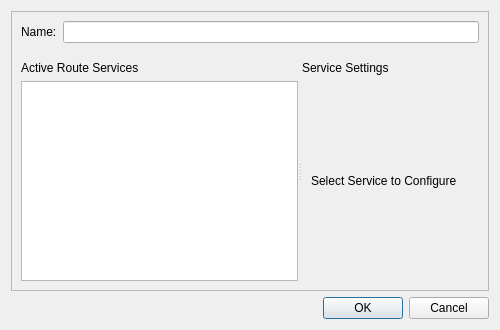
KDE/marble, file src/lib/routing/RoutingProfileSettingsDialog.ui: the form before one commit.
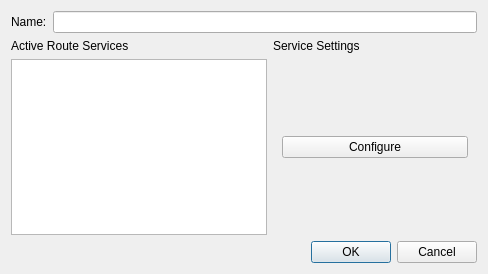
The form after the commit. The open tabs and pages were chosen to show the change.

Commit message: Two widgets side by side are still too much for Maemo. Open the right one in a new dialog to avoid too much scrolling/squeezing.

```diff
--- a/src/lib/routing/RoutingProfileSettingsDialog.ui
+++ b/src/lib/routing/RoutingProfileSettingsDialog.ui
@@ -6,41 +6,34 @@
    <rect>
     <x>0</x>
     <y>0</y>
-    <width>500</width>
-    <height>330</height>
+    <width>488</width>
+    <height>274</height>
    </rect>
   </property>
   <property name="windowTitle">
    <string>Configure Routing Profile</string>
   </property>
-  <layout class="QGridLayout" name="gridLayout">
+  <layout class="QVBoxLayout" name="verticalLayout_3">
+   <item>
+    <layout class="QFormLayout" name="formLayout">
+     <property name="fieldGrowthPolicy">
+      <enum>QFormLayout::ExpandingFieldsGrow</enum>
+     </property>
    <item row="0" column="0">
-    <widget class="QScrollArea" name="scrollArea">
-     <property name="frameShadow">
-      <enum>QFrame::Plain</enum>
-     </property>
-     <property name="lineWidth">
-      <number>0</number>
-     </property>
-     <property name="widgetResizable">
-      <bool>true</bool>
-     </property>
-     <widget class="QWidget" name="scrollAreaWidgetContents">
-      <property name="geometry">
-       <rect>
-        <x>0</x>
-        <y>0</y>
-        <width>486</width>
-        <height>287</height>
-       </rect>
-      </property>
-      <layout class="QGridLayout" name="gridLayout_2">
-       <item row="1" column="0">
-        <widget class="QSplitter" name="splitter">
-         <property name="orientation">
-          <enum>Qt::Horizontal</enum>
-         </property>
-         <widget class="QWidget" name="layoutWidget">
+      <widget class="QLabel" name="label">
+       <property name="text">
+        <string>Name:</string>
+       </property>
+      </widget>
+     </item>
+     <item row="0" column="1">
+      <widget class="QLineEdit" name="name"/>
+     </item>
+    </layout>
+   </item>
+   <item>
+    <layout class="QHBoxLayout" name="horizontalLayout">
+     <item>
           <layout class="QVBoxLayout" name="verticalLayout_2">
            <item>
             <widget class="QLabel" name="label_4">
@@ -57,17 +50,14 @@
                <verstretch>0</verstretch>
               </sizepolicy>
              </property>
-             <property name="minimumSize">
-              <size>
-               <width>0</width>
-               <height>200</height>
-              </size>
+         <property name="resizeMode">
+          <enum>QListView::Adjust</enum>
              </property>
             </widget>
            </item>
           </layout>
-         </widget>
-         <widget class="QWidget" name="layoutWidget">
+     </item>
+     <item>
           <layout class="QVBoxLayout" name="verticalLayout">
            <item>
             <widget class="QLabel" name="label_5">
@@ -115,31 +105,24 @@
                </item>
               </layout>
              </widget>
-            </widget>
-           </item>
-          </layout>
-         </widget>
-        </widget>
-       </item>
+         <widget class="QWidget" name="configurePage">
+          <layout class="QGridLayout" name="gridLayout_4">
        <item row="0" column="0">
-        <layout class="QFormLayout" name="formLayout">
-         <item row="0" column="0">
-          <widget class="QLabel" name="label">
+            <widget class="QPushButton" name="configureButton">
            <property name="text">
-            <string>Name:</string>
+              <string>Configure</string>
            </property>
           </widget>
          </item>
-         <item row="0" column="1">
-          <widget class="QLineEdit" name="name"/>
+          </layout>
+         </widget>
+        </widget>
          </item>
         </layout>
        </item>
       </layout>
-     </widget>
-    </widget>
    </item>
-   <item row="1" column="0">
+   <item>
     <widget class="QDialogButtonBox" name="buttonBox">
      <property name="standardButtons">
       <set>QDialogButtonBox::Cancel|QDialogButtonBox::Ok</set>
```
Lines whose indentation alone changed are shown as unchanged. The commit also changes 2 other files.
